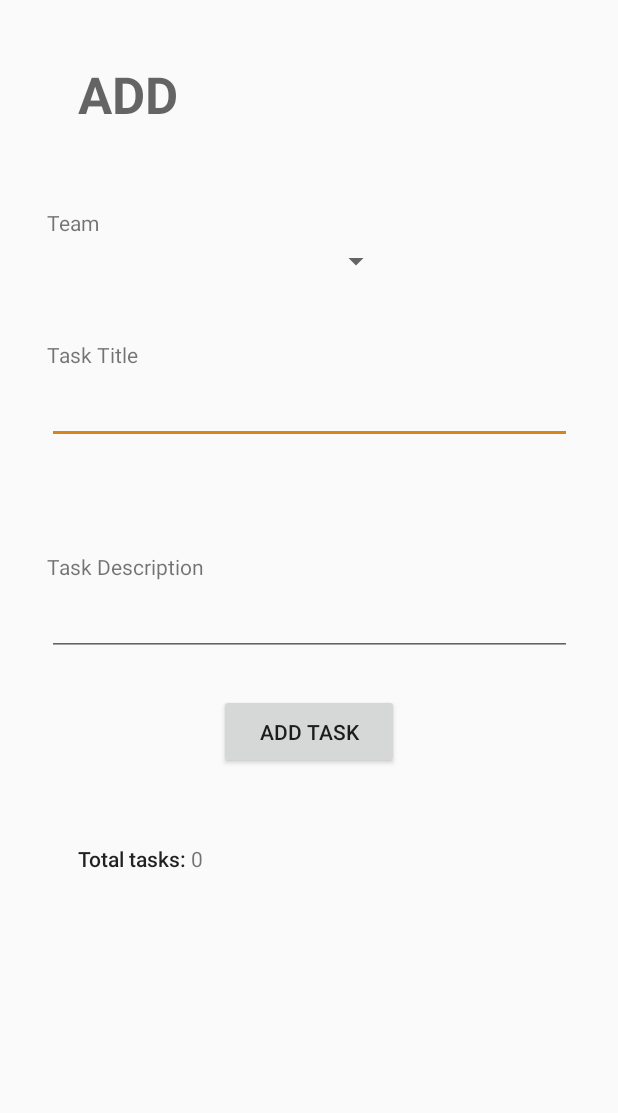
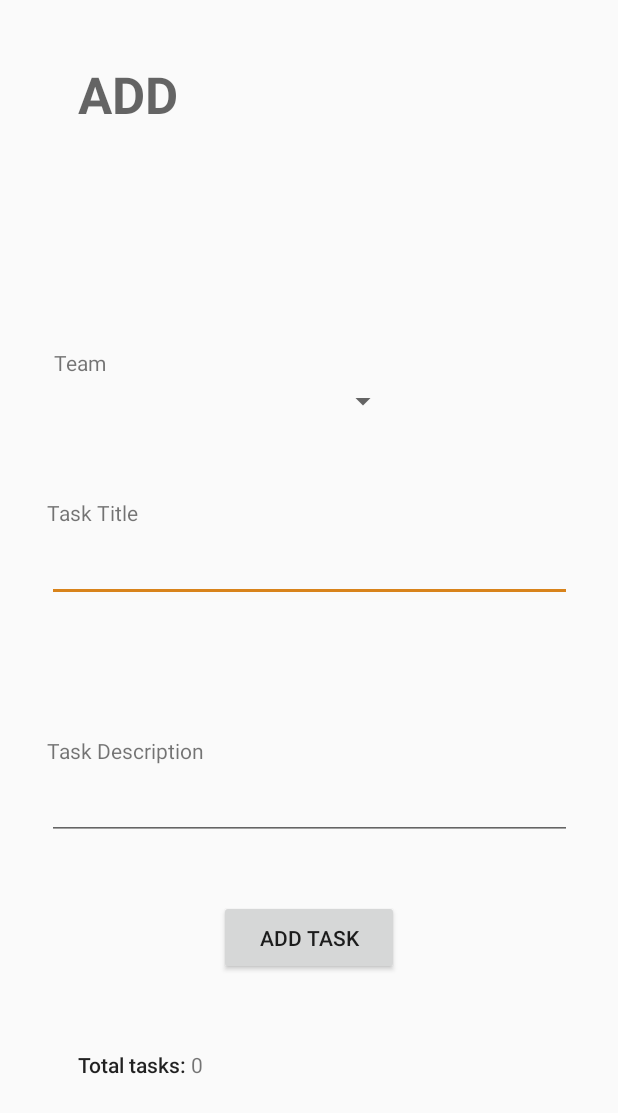
Before and after one commit to lucasjwilber/taskmaster, an Android app: the AddTaskActivity screen opened directly, with no data from a screen before it, on a phone screen of 412 x 824 dp. Shown: the top 1113 px of the screen. Run offline under Robolectric (Android 15) with nearby library versions, the phone set to English and light mode, and no system bars; libraries missing offline, so code that uses them is left out: com.amazonaws.amplify, com.amazonaws.mobile, com.amazonaws.mobileconnectors, com.apollographql.apollo; 2 statements that could not run were skipped.

Commit message:
minor layout change, removed unused code

```diff
--- a/app/src/main/java/com/lucasjwilber/taskmaster/AddTaskActivity.java
+++ b/app/src/main/java/com/lucasjwilber/taskmaster/AddTaskActivity.java
@@ -1,7 +1,6 @@
 package com.lucasjwilber.taskmaster;
 
 import androidx.appcompat.app.AppCompatActivity;
-import android.content.Context;
 import android.content.SharedPreferences;
 import android.os.Bundle;
 import android.os.Handler;
@@ -23,14 +22,10 @@ import com.amazonaws.mobileconnectors.appsync.fetcher.AppSyncResponseFetchers;
 import com.apollographql.apollo.GraphQLCall;
 import com.apollographql.apollo.api.Response;
 import com.apollographql.apollo.exception.ApolloException;
-
 import java.util.ArrayList;
-import java.util.Arrays;
 import java.util.Hashtable;
 import java.util.List;
-
 import javax.annotation.Nonnull;
-
 import type.CreateTaskInput;
 
 public class AddTaskActivity extends AppCompatActivity {
--- a/app/src/main/java/com/lucasjwilber/taskmaster/TasksDatabase.java
+++ b/app/src/main/java/com/lucasjwilber/taskmaster/TasksDatabase.java
@@ -1,7 +1,6 @@
 package com.lucasjwilber.taskmaster;
 
 import android.content.Context;
-
 import androidx.room.Database;
 import androidx.room.Room;
 import androidx.room.RoomDatabase;
@@ -9,6 +8,7 @@ import androidx.room.RoomDatabase;
 
 @Database(entities = {Task.class}, version = 1, exportSchema = false)
 public abstract class TasksDatabase extends RoomDatabase {
+    //the DAO was deleted somehow during amplify setup
 //    public abstract TaskDao userDao();
 
     //thanks to https://medium.com/@ajaysaini.official/building-database-with-room-persistence-library-ecf7d0b8f3e9
--- a/app/src/main/res/layout/activity_add_task.xml
+++ b/app/src/main/res/layout/activity_add_task.xml
@@ -24,37 +24,35 @@
         android:id="@+id/addTask_taskNameInput"
         android:layout_width="350dp"
         android:layout_height="50dp"
-        android:layout_marginBottom="30dp"
         android:ems="10"
         android:inputType="textPersonName"
         app:layout_constraintBottom_toTopOf="@+id/addTask_taskDescInput"
         app:layout_constraintEnd_toEndOf="parent"
-        app:layout_constraintHorizontal_bias="0.509"
         app:layout_constraintStart_toStartOf="parent"
         app:layout_constraintTop_toTopOf="parent"
-        app:layout_constraintVertical_bias="0.801" />
+        app:layout_constraintVertical_bias="0.764" />
 
     <EditText
         android:id="@+id/addTask_taskDescInput"
         android:layout_width="350dp"
         android:layout_height="50dp"
+        android:layout_marginBottom="264dp"
         android:ems="10"
         android:inputType="textPersonName"
         android:textSize="18dp"
         app:layout_constraintBottom_toBottomOf="parent"
         app:layout_constraintEnd_toEndOf="parent"
-        app:layout_constraintHorizontal_bias="0.508"
-        app:layout_constraintStart_toStartOf="parent"
-        app:layout_constraintTop_toTopOf="parent" />
+        app:layout_constraintStart_toStartOf="parent" />
 
     <Button
         android:id="@+id/submitTaskButton"
         android:layout_width="120dp"
         android:layout_height="50dp"
-        android:layout_marginTop="25dp"
+        android:layout_marginTop="40dp"
         android:onClick="addTaskButtonClicked"
         android:text="@string/add_task"
         app:layout_constraintEnd_toEndOf="parent"
+        app:layout_constraintHorizontal_bias="0.501"
         app:layout_constraintStart_toStartOf="parent"
         app:layout_constraintTop_toBottomOf="@+id/addTask_taskDescInput"
         tools:text="@string/add_task" />
@@ -102,10 +100,10 @@
         android:id="@+id/addTaskTeamSpinner"
         android:layout_width="230dp"
         android:layout_height="32dp"
-        android:layout_marginBottom="56dp"
+        android:layout_marginBottom="68dp"
         app:layout_constraintBottom_toTopOf="@+id/addTask_taskNameInput"
         app:layout_constraintEnd_toEndOf="parent"
-        app:layout_constraintHorizontal_bias="0.171"
+        app:layout_constraintHorizontal_bias="0.198"
         app:layout_constraintStart_toStartOf="parent" />
 
     <TextView
--- a/app/src/main/res/layout/activity_main.xml
+++ b/app/src/main/res/layout/activity_main.xml
@@ -106,7 +106,7 @@
 
     <fragment
         android:id="@+id/tasksFragment"
-        android:name="com.lucasjwilber.taskmaster.TaskFragment"
+        android:name="com.lucasjwilber.taskmaster.TeamTasksFragment"
         android:layout_width="338dp"
         android:layout_height="435dp"
         android:layout_marginTop="12dp"
--- a/app/src/main/res/layout/fragment_task_list.xml
+++ b/app/src/main/res/layout/fragment_task_list.xml
@@ -9,5 +9,5 @@
     android:layout_marginLeft="16dp"
     android:layout_marginRight="16dp"
     app:layoutManager="LinearLayoutManager"
-    tools:context=".TaskFragment"
+    tools:context=".TeamTasksFragment"
     tools:listitem="@layout/fragment_task" />
--- a/app/src/main/res/values/styles.xml
+++ b/app/src/main/res/values/styles.xml
@@ -9,7 +9,6 @@
 
 <!--    TODO: re-add action bar and style it-->
 <!--    TODO: add corner radius to buttons-->
-<!--    TODO: set text color for night theme-->
 
     <style name="CafeTheme" parent="Theme.AppCompat.Light.NoActionBar">
         <item name="android:statusBarColor">@color/coffeeDarkest</item>
@@ -20,7 +19,12 @@
         <item name="android:color">@color/coffeeLightest</item>
         <item name="android:textColor">@color/coffeeDarkest</item>
         <item name="android:buttonStyle">@style/CafeButton</item>
+<!--        <item name="android:spinnerItemStyle">@style/CafeSpinnerItems</item>-->
     </style>
+        <style name="CafeSpinnerItems" parent="android:Widget.Material.Light.Spinner">
+            <item name="android:background">@color/coffeeDarkest</item>
+            <item name="android:textColor">@color/coffeeLightest</item>
+        </style>
         <style name="CafeButton" parent="android:Widget.Material.Light.Button">
             <item name="android:background">@color/coffeeDarkest</item>
             <item name="android:textColor">@color/coffeeLightest</item>
```
Also changed, not shown: app/src/main/java/com/lucasjwilber/taskmaster/AllTasksActivity.java (+0 -9 lines), app/src/main/java/com/lucasjwilber/taskmaster/MainActivity.java (+5 -31 lines), app/src/main/java/com/lucasjwilber/taskmaster/MyTaskRecyclerViewAdapter.java (+2 -14 lines), app/src/main/java/com/lucasjwilber/taskmaster/SettingsActivity.java (+7 -6 lines), app/src/main/java/com/lucasjwilber/taskmaster/TaskDetailsActivity.java (+0 -12 lines), app/src/main/java/com/lucasjwilber/taskmaster/TeamSpinnerAdapter.java (deleted, +0 -61 lines), app/src/main/java/com/lucasjwilber/taskmaster/TeamTasksFragment.java (renamed from app/src/main/java/com/lucasjwilber/taskmaster/TaskFragment.java, +6 -25 lines), app/src/main/res/layout/activity_settings.xml (+17 -16 lines), 1 other file.
